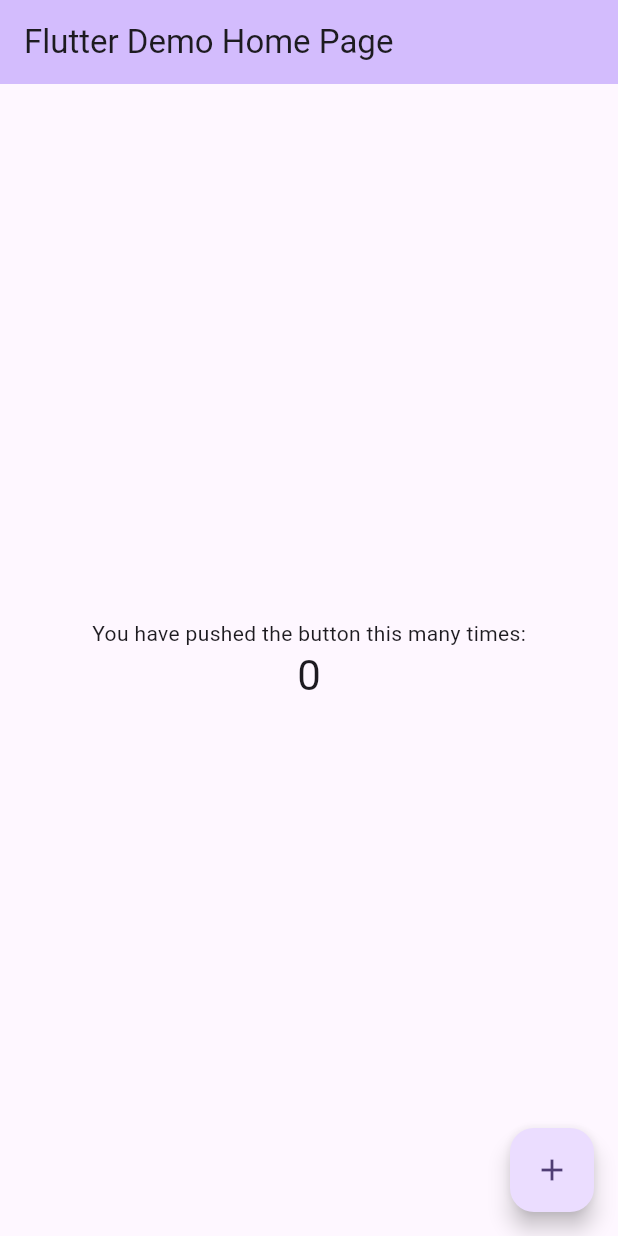
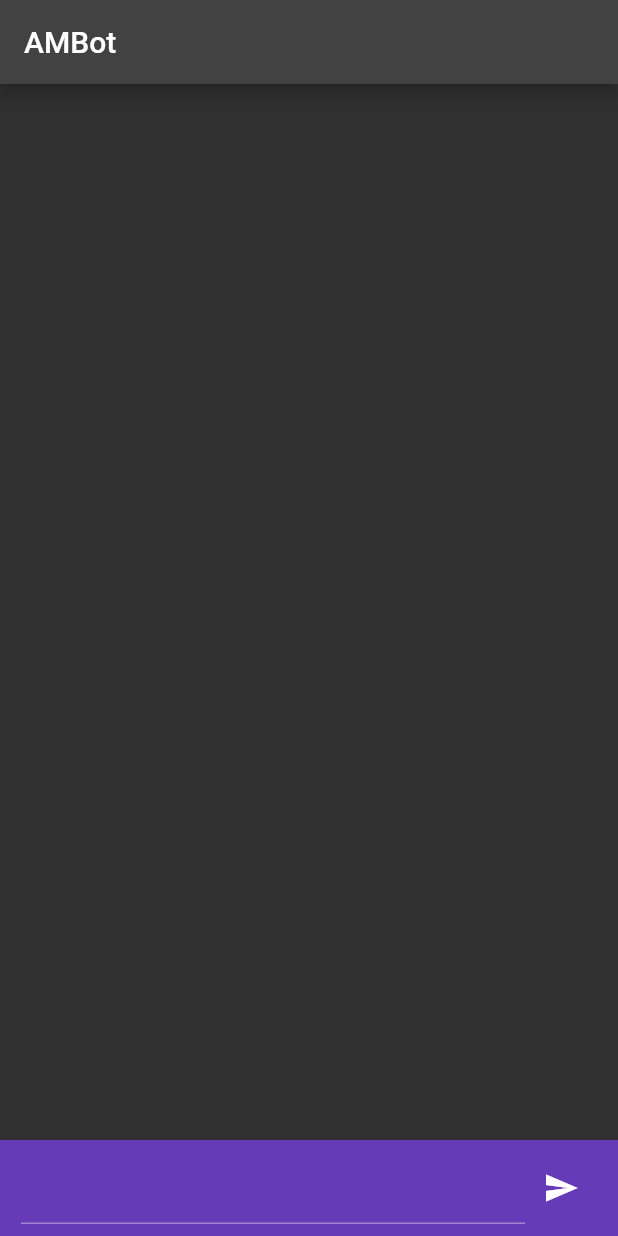
Before and after one commit to YasiraBanuka/Chat-Bot-Flutter, a Flutter app: the screen it shows after launch, on a phone screen of 412 x 824 dp. Run offline on Flutter 3.47's test engine with Material 2 defaults, Android fonts, the phone set to English and light mode, and no system bars; missing offline and left inert: dialog_flowtter.

```diff
--- a/lib/main.dart
+++ b/lib/main.dart
@@ -1,125 +1,107 @@
+import 'package:chat_bot/message_screen.dart';
+import 'package:dialog_flowtter/dialog_flowtter.dart';
 import 'package:flutter/material.dart';
 
-void main() {
-  runApp(const MyApp());
-}
+void main() => runApp(MyApp());
 
 class MyApp extends StatelessWidget {
-  const MyApp({super.key});
+  const MyApp({Key? key}) : super(key: key);
 
-  // This widget is the root of your application.
   @override
   Widget build(BuildContext context) {
     return MaterialApp(
-      title: 'Flutter Demo',
-      theme: ThemeData(
-        // This is the theme of your application.
-        //
-        // TRY THIS: Try running your application with "flutter run". You'll see
-        // the application has a blue toolbar. Then, without quitting the app,
-        // try changing the seedColor in the colorScheme below to Colors.green
-        // and then invoke "hot reload" (save your changes or press the "hot
-        // reload" button in a Flutter-supported IDE, or press "r" if you used
-        // the command line to start the app).
-        //
-        // Notice that the counter didn't reset back to zero; the application
-        // state is not lost during the reload. To reset the state, use hot
-        // restart instead.
-        //
-        // This works for code too, not just values: Most code changes can be
-        // tested with just a hot reload.
-        colorScheme: ColorScheme.fromSeed(seedColor: Colors.deepPurple),
-        useMaterial3: true,
-      ),
-      home: const MyHomePage(title: 'Flutter Demo Home Page'),
+      title: 'AMBot',
+      theme: ThemeData(brightness: Brightness.dark),
+      home: Home(),
     );
   }
 }
 
-class MyHomePage extends StatefulWidget {
-  const MyHomePage({super.key, required this.title});
-
-  // This widget is the home page of your application. It is stateful, meaning
-  // that it has a State object (defined below) that contains fields that affect
-  // how it looks.
-
-  // This class is the configuration for the state. It holds the values (in this
-  // case the title) provided by the parent (in this case the App widget) and
-  // used by the build method of the State. Fields in a Widget subclass are
-  // always marked "final".
-
-  final String title;
+class Home extends StatefulWidget {
+  const Home({Key? key}) : super(key: key);
 
   @override
-  State<MyHomePage> createState() => _MyHomePageState();
+  _HomeState createState() => _HomeState();
 }
 
-class _MyHomePageState extends State<MyHomePage> {
-  int _counter = 0;
+class _HomeState extends State<Home> {
+  late DialogFlowtter dialogFlowtter;
+  final TextEditingController _controller = TextEditingController();
 
-  void _incrementCounter() {
-    setState(() {
-      // This call to setState tells the Flutter framework that something has
-      // changed in this State, which causes it to rerun the build method below
-      // so that the display can reflect the updated values. If we changed
-      // _counter without calling setState(), then the build method would not be
-      // called again, and so nothing would appear to happen.
-      _counter++;
-    });
+  List<Map<String, dynamic>> messages = [];
+
+  @override
+  void initState() {
+    DialogFlowtter.fromFile().then((instance) => dialogFlowtter = instance);
+    super.initState();
   }
 
   @override
   Widget build(BuildContext context) {
-    // This method is rerun every time setState is called, for instance as done
-    // by the _incrementCounter method above.
-    //
-    // The Flutter framework has been optimized to make rerunning build methods
-    // fast, so that you can just rebuild anything that needs updating rather
-    // than having to individually change instances of widgets.
     return Scaffold(
       appBar: AppBar(
-        // TRY THIS: Try changing the color here to a specific color (to
-        // Colors.amber, perhaps?) and trigger a hot reload to see the AppBar
-        // change color while the other colors stay the same.
-        backgroundColor: Theme.of(context).colorScheme.inversePrimary,
-        // Here we take the value from the MyHomePage object that was created by
-        // the App.build method, and use it to set our appbar title.
-        title: Text(widget.title),
+        title: Text('AMBot'),
       ),
-      body: Center(
-        // Center is a layout widget. It takes a single child and positions it
-        // in the middle of the parent.
+      body: Container(
         child: Column(
-          // Column is also a layout widget. It takes a list of children and
-          // arranges them vertically. By default, it sizes itself to fit its
-          // children horizontally, and tries to be as tall as its parent.
-          //
-          // Column has various properties to control how it sizes itself and
-          // how it positions its children. Here we use mainAxisAlignment to
-          // center the children vertically; the main axis here is the vertical
-          // axis because Columns are vertical (the cross axis would be
-          // horizontal).
-          //
-          // TRY THIS: Invoke "debug painting" (choose the "Toggle Debug Paint"
-          // action in the IDE, or press "p" in the console), to see the
-          // wireframe for each widget.
-          mainAxisAlignment: MainAxisAlignment.center,
-          children: <Widget>[
-            const Text(
-              'You have pushed the button this many times:',
-            ),
-            Text(
-              '$_counter',
-              style: Theme.of(context).textTheme.headlineMedium,
+          children: [
+            Expanded(child: MessagesScreen(messages: messages)),
+            Container(
+              padding: EdgeInsets.symmetric(horizontal: 14, vertical: 8),
+              color: Colors.deepPurple,
+              child: Row(
+                children: [
+                  Expanded(
+                    child: TextField(
+                      controller: _controller,
+                      style: TextStyle(color: Colors.white),
+                    ),
+                  ),
+                  IconButton(
+                    onPressed: () {
+                      sendMessage(_controller.text);
+                      _controller.clear();
+                    },
+                    icon: Icon(Icons.send),
+                  ),
+                ],
+              ),
             ),
           ],
         ),
       ),
-      floatingActionButton: FloatingActionButton(
-        onPressed: _incrementCounter,
-        tooltip: 'Increment',
-        child: const Icon(Icons.add),
-      ), // This trailing comma makes auto-formatting nicer for build methods.
     );
   }
+
+  sendMessage(String text) async {
+    if (text.isEmpty) {
+      print('Message is empty');
+    } else {
+      setState(() {
+        addMessage(
+          Message(
+            text: DialogText(text: [text]),
+          ),
+          true,
+        );
+      });
+
+      DetectIntentResponse response = await dialogFlowtter.detectIntent(
+        queryInput: QueryInput(
+          text: TextInput(text: text),
+        ),
+      );
+      if (response.message == null) return;
+      setState(() {
+        addMessage(response.message!);
+      });
+    }
+  }
+
+  addMessage(Message message, [bool isUserMessage = false]) {
+    messages.add({
+      'message': message,
+      'isUserMessage': isUserMessage,
+    });
+  }
 }
--- /dev/null
+++ b/lib/message_screen.dart
@@ -0,0 +1,63 @@
+import 'package:flutter/material.dart';
+
+class MessagesScreen extends StatefulWidget {
+  final List messages;
+  const MessagesScreen({
+    Key? key,
+    required this.messages,
+  }) : super(key: key);
+
+  @override
+  _MessagesScreenState createState() => _MessagesScreenState();
+}
+
+class _MessagesScreenState extends State<MessagesScreen> {
+  @override
+  Widget build(BuildContext context) {
+    var w = MediaQuery.of(context).size.width;
+    return ListView.separated(
+        itemBuilder: (context, index) {
+          return Container(
+            margin: EdgeInsets.all(10),
+            child: Row(
+              mainAxisAlignment: widget.messages[index]['isUserMessage']
+                  ? MainAxisAlignment.end
+                  : MainAxisAlignment.start,
+              children: [
+                Container(
+                  padding: EdgeInsets.symmetric(
+                    vertical: 14,
+                    horizontal: 14,
+                  ),
+                  decoration: BoxDecoration(
+                    borderRadius: BorderRadius.only(
+                      bottomLeft: Radius.circular(
+                        20,
+                      ),
+                      topRight: Radius.circular(
+                        20,
+                      ),
+                      bottomRight: Radius.circular(
+                        widget.messages[index]['isUserMessage'] ? 0 : 20,
+                      ),
+                      topLeft: Radius.circular(
+                        widget.messages[index]['isUserMessage'] ? 20 : 0,
+                      ),
+                    ),
+                    color: widget.messages[index]['isUserMessage']
+                        ? Colors.grey.shade800
+                        : Colors.grey.shade900.withOpacity(0.8),
+                  ),
+                  constraints: BoxConstraints(maxWidth: w * 2 / 3),
+                  child: Text(
+                    widget.messages[index]['message'].text.text[0],
+                  ),
+                ),
+              ],
+            ),
+          );
+        },
+        separatorBuilder: (_, i) => Padding(padding: EdgeInsets.only(top: 10)),
+        itemCount: widget.messages.length);
+  }
+}
--- a/pubspec.yaml
+++ b/pubspec.yaml
@@ -30,7 +30,7 @@ environment:
 dependencies:
   flutter:
     sdk: flutter
-
+  dialog_flowtter:
 
   # The following adds the Cupertino Icons font to your application.
   # Use with the CupertinoIcons class for iOS style icons.
@@ -59,8 +59,8 @@ flutter:
   uses-material-design: true
 
   # To add assets to your application, add an assets section, like this:
-  # assets:
-  #   - images/a_dot_burr.jpeg
+  assets:
+    - assets/dialog_flow_auth.json
   #   - images/a_dot_ham.jpeg
 
   # An image asset can refer to one or more resolution-specific "variants", see
```
Also changed, not shown: analysis_options.yaml (+26 -26 lines), assets/dialog_flow_auth.json (added, +13 -0 lines), pubspec.lock.
